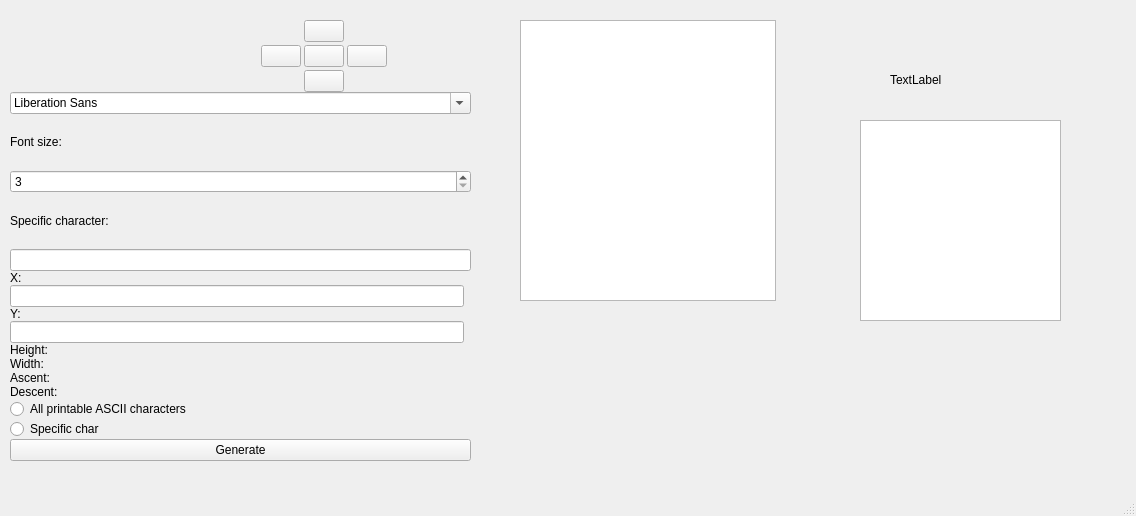
First picture: the form in mainwindow.ui, repository Mike308/Font-Generator-2, before the edit.
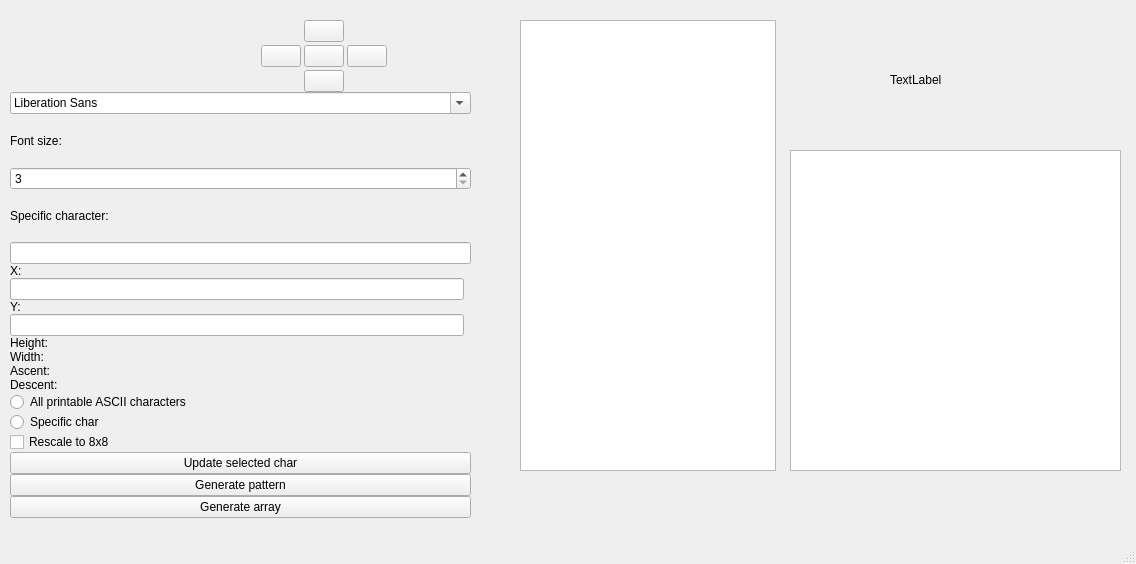
Second picture: the form after the edit. Icons and pictures are not drawn. Custom widgets are drawn as their Qt base class.

Patch:
```diff
--- a/mainwindow.ui
+++ b/mainwindow.ui
@@ -7,7 +7,7 @@
     <x>0</x>
     <y>0</y>
     <width>1136</width>
-    <height>516</height>
+    <height>564</height>
    </rect>
   </property>
   <property name="windowTitle">
@@ -20,7 +20,7 @@
       <x>10</x>
       <y>20</y>
       <width>461</width>
-      <height>441</height>
+      <height>498</height>
      </rect>
     </property>
     <layout class="QVBoxLayout" name="verticalLayout">
@@ -145,7 +145,7 @@
         <number>3</number>
        </property>
        <property name="maximum">
-        <number>24</number>
+        <number>200</number>
        </property>
       </widget>
      </item>
@@ -253,10 +253,31 @@
        </property>
       </widget>
      </item>
+     <item>
+      <widget class="QCheckBox" name="isRescaleCheckBox">
+       <property name="text">
+        <string>Rescale to 8x8</string>
+       </property>
+      </widget>
+     </item>
+     <item>
+      <widget class="QPushButton" name="updateSelectedChar">
+       <property name="text">
+        <string>Update selected char</string>
+       </property>
+      </widget>
+     </item>
      <item>
       <widget class="QPushButton" name="generateBtn">
        <property name="text">
-        <string>Generate</string>
+        <string>Generate pattern</string>
+       </property>
+      </widget>
+     </item>
+     <item>
+      <widget class="QPushButton" name="generateArrayBtn">
+       <property name="text">
+        <string>Generate array</string>
        </property>
       </widget>
      </item>
@@ -268,7 +289,7 @@
       <x>520</x>
       <y>20</y>
       <width>256</width>
-      <height>281</height>
+      <height>451</height>
      </rect>
     </property>
    </widget>
@@ -288,10 +309,10 @@
    <widget class="QPlainTextEdit" name="plainTextEdit">
     <property name="geometry">
      <rect>
-      <x>860</x>
-      <y>120</y>
-      <width>201</width>
-      <height>201</height>
+      <x>790</x>
+      <y>150</y>
+      <width>331</width>
+      <height>321</height>
      </rect>
     </property>
    </widget>
```
